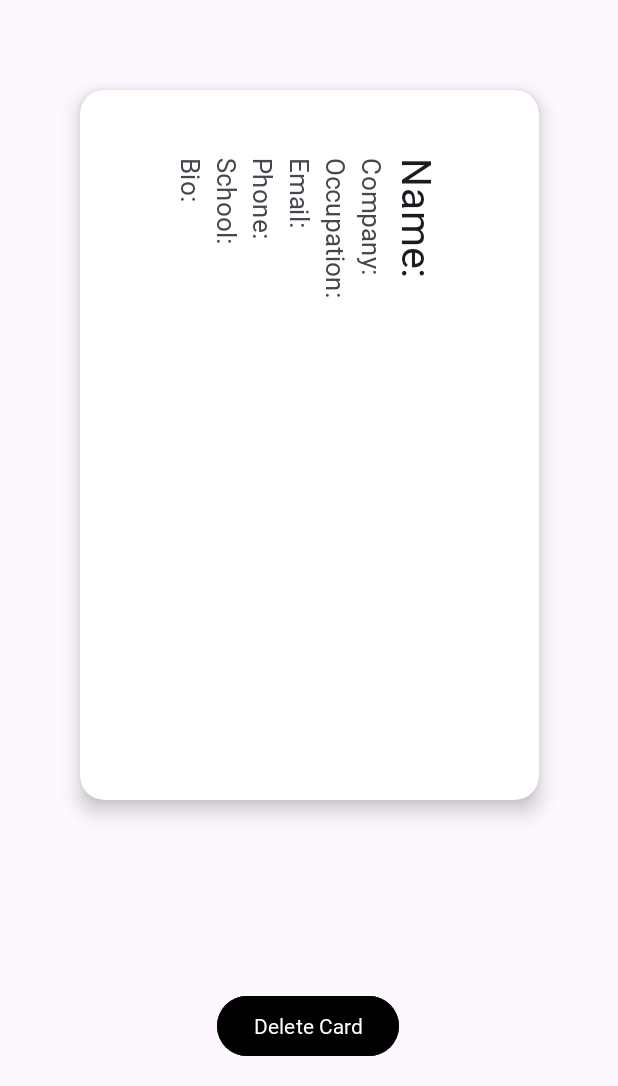
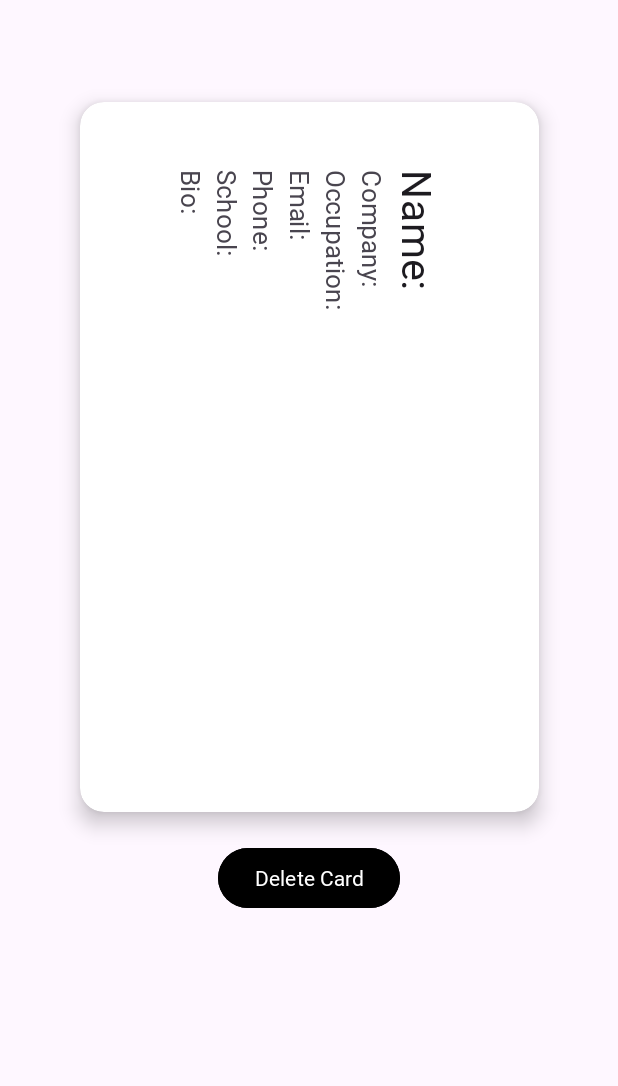
Before and after one commit to Stonecoled5/CardX, an Android app: the CardDetailsActivity screen opened directly, with no data from a screen before it, on a phone screen of 412 x 824 dp, the part 150-1236 px from its top. Run offline under Robolectric (Android 15) with nearby library versions, the phone set to English and light mode, and no system bars; Roboto replaces fonts that are not available here.

Commit message:
now shows delete button

```diff
--- a/app/src/main/java/com/cs407/cardx/CardDetailsActivity.java
+++ b/app/src/main/java/com/cs407/cardx/CardDetailsActivity.java
@@ -51,11 +51,8 @@
         schoolTextView = findViewById(R.id.schoolTextView);
         bioTextView = findViewById(R.id.bioTextView);
 
-        editButton = findViewById(R.id.editButton);
         // Retrieve the Card object from the intent
         currentCard = (Card) getIntent().getSerializableExtra("card");
-
-        editButton.setVisibility(View.GONE);
 
         if (currentCard != null) {
             // Set the TextViews with the Card's details
--- a/app/src/main/res/layout/card_details.xml
+++ b/app/src/main/res/layout/card_details.xml
@@ -1,10 +1,14 @@
 <?xml version="1.0" encoding="utf-8"?>
-<androidx.constraintlayout.widget.ConstraintLayout xmlns:android="http://schemas.android.com/apk/res/android"
+<ScrollView
+    xmlns:android="http://schemas.android.com/apk/res/android"
     xmlns:app="http://schemas.android.com/apk/res-auto"
     xmlns:tools="http://schemas.android.com/tools"
+    android:layout_width="fill_parent"
+    android:layout_height="fill_parent">
+<androidx.constraintlayout.widget.ConstraintLayout
     android:layout_width="match_parent"
     android:layout_height="match_parent"
-    android:padding="0dp"
+    android:paddingBottom="10dp"
     tools:context=".CardDetailsActivity">
 
 
@@ -47,10 +51,10 @@
         android:layout_width="306dp"
         android:layout_height="473dp"
         android:layout_marginStart="66dp"
-        android:layout_marginTop="60dp"
         android:layout_marginEnd="66dp"
         app:cardCornerRadius="16dp"
         app:cardElevation="8dp"
+        app:layout_constraintBottom_toBottomOf="parent"
         app:layout_constraintEnd_toEndOf="parent"
         app:layout_constraintStart_toStartOf="parent"
         app:layout_constraintTop_toBottomOf="@+id/relativeLayout2">
@@ -120,33 +124,18 @@
     </androidx.cardview.widget.CardView>
 
     <Button
-        android:id="@+id/editButton"
-        android:layout_width="97dp"
-        android:layout_height="61dp"
-        android:layout_marginStart="157dp"
-        android:layout_marginEnd="157dp"
-        android:layout_marginBottom="20dp"
-        android:backgroundTint="#717171"
-        android:fontFamily="@font/sf_pro_rounded_regular"
-        android:text="Edit"
-        android:textAppearance="@style/TextAppearance.AppCompat.Large"
-        app:layout_constraintBottom_toTopOf="@+id/deleteButton"
-        app:layout_constraintEnd_toEndOf="parent"
-        app:layout_constraintStart_toStartOf="parent" />
-
-    <Button
         android:id="@+id/deleteButton"
         android:layout_width="wrap_content"
         android:layout_height="wrap_content"
-        android:layout_marginBottom="16dp"
+        android:layout_marginTop="20dp"
         android:backgroundTint="#000000"
         android:fontFamily="@font/sf_pro_rounded_regular"
         android:onClick="delCard"
         android:text="Delete Card"
-        app:layout_constraintBottom_toBottomOf="parent"
         app:layout_constraintEnd_toEndOf="parent"
-        app:layout_constraintHorizontal_bias="0.498"
-        app:layout_constraintStart_toStartOf="parent" />
+        app:layout_constraintStart_toStartOf="parent"
+        app:layout_constraintTop_toBottomOf="@+id/cardView" />
 
 
 </androidx.constraintlayout.widget.ConstraintLayout>
+</ScrollView>
```
